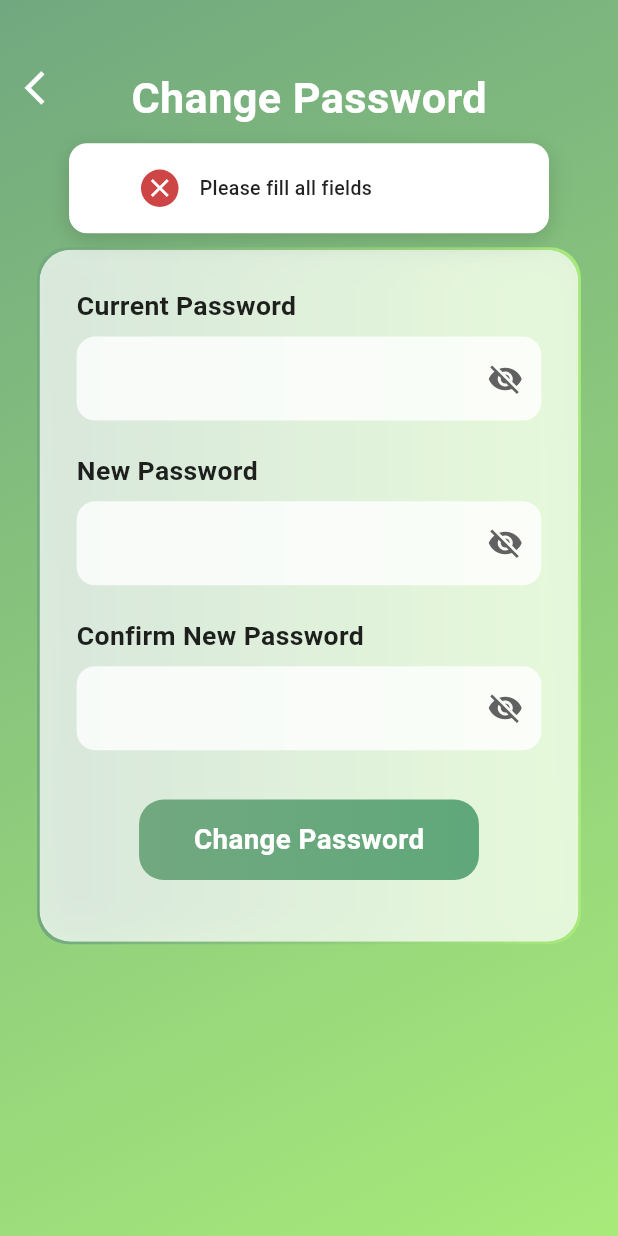
After one commit to noobetajoshua/soiltech-master, a Flutter app: the ChangePasswordScreen screen opened directly, after a tap on "Change Password", on a phone screen of 412 x 824 dp. The commit adds this screen. Run offline on Flutter 3.47's test engine with Material 3 defaults, Android fonts, the phone set to English and light mode, and no system bars; our stand-ins replace image_picker, supabase_flutter; accounts and stored records are empty.

Commit message:
added change password screen, can fetch profile, can update, but still have profile duplication username and email

```diff
--- /dev/null
+++ b/soiltech_frontend/lib/change_password_screen.dart
@@ -0,0 +1,271 @@
+import 'dart:ui';
+import 'package:flutter/material.dart';
+import 'package:soiltech/controllers/change_password_controller.dart';
+
+class ChangePasswordScreen extends StatefulWidget {
+  const ChangePasswordScreen({super.key});
+
+  @override
+  State<ChangePasswordScreen> createState() => _ChangePasswordScreenState();
+}
+
+class _ChangePasswordScreenState extends State<ChangePasswordScreen> {
+  static const darkGreen = Color.fromARGB(255, 114, 168, 127);
+  static const greenColor = Color(0xFFA8EA7A);
+
+  final TextEditingController _currentPass = TextEditingController();
+  final TextEditingController _newPass = TextEditingController();
+  final TextEditingController _confirmPass = TextEditingController();
+
+  bool _obscureCurrent = true;
+  bool _obscureNew = true;
+  bool _obscureConfirm = true;
+  bool _isLoading = false;
+
+  @override
+  void dispose() {
+    _currentPass.dispose();
+    _newPass.dispose();
+    _confirmPass.dispose();
+    super.dispose();
+  }
+
+  Future<void> _handleChangePassword() async {
+    setState(() => _isLoading = true);
+
+    final result = await ChangePasswordController.changePassword(
+      context: context,
+      currentPassword: _currentPass.text,
+      newPassword: _newPass.text,
+      confirmPassword: _confirmPass.text,
+      snackbarAlignment: const Alignment(0, -0.75),
+      snackbarFontSize: 13,
+      snackbarWidth: 320,
+      snackbarHeight: 60,
+      snackbarPadding: const EdgeInsets.only(left: 48, top: 12, bottom: 12),
+    );
+
+    if (!mounted) return;
+
+    setState(() => _isLoading = false);
+
+    if (result['success'] == true) {
+      _currentPass.clear();
+      _newPass.clear();
+      _confirmPass.clear();
+
+      await Future.delayed(const Duration(milliseconds: 800));
+      if (mounted) Navigator.pop(context);
+    }
+  }
+
+  @override
+  Widget build(BuildContext context) {
+    final w = MediaQuery.of(context).size.width;
+    final h = MediaQuery.of(context).size.height;
+
+    return Scaffold(
+      resizeToAvoidBottomInset: true,
+      body: Stack(
+        children: [
+          // ── Gradient background ──────────────────────────────
+          Container(
+            height: h,
+            decoration: const BoxDecoration(
+              gradient: LinearGradient(
+                colors: [darkGreen, greenColor],
+                begin: Alignment.topLeft,
+                end: Alignment.bottomRight,
+              ),
+            ),
+          ),
+
+          // ── Scroll area ──────────────────────────────────────
+          SingleChildScrollView(
+            child: Column(
+              children: [
+                SizedBox(height: h * 0.20),
+
+                // ── Glass card ──────────────────────────────────
+                Container(
+                  margin: EdgeInsets.symmetric(horizontal: w * 0.06),
+                  padding: EdgeInsets.all(w * 0.004),
+                  decoration: BoxDecoration(
+                    gradient: const LinearGradient(
+                      colors: [darkGreen, greenColor],
+                    ),
+                    borderRadius: BorderRadius.circular(w * 0.05),
+                  ),
+                  child: ClipRRect(
+                    borderRadius: BorderRadius.circular(w * 0.05),
+                    child: BackdropFilter(
+                      filter: ImageFilter.blur(sigmaX: 14, sigmaY: 14),
+                      child: Container(
+                        padding: EdgeInsets.all(w * 0.06),
+                        decoration: BoxDecoration(
+                          color: Colors.white.withOpacity(0.72),
+                          borderRadius: BorderRadius.circular(w * 0.05),
+                        ),
+                        child: Column(
+                          children: [
+                            _passwordField(
+                              controller: _currentPass,
+                              label: 'Current Password',
+                              obscure: _obscureCurrent,
+                              toggle: () => setState(
+                                () => _obscureCurrent = !_obscureCurrent,
+                              ),
+                              w: w,
+                            ),
+                            SizedBox(height: h * 0.025),
+
+                            _passwordField(
+                              controller: _newPass,
+                              label: 'New Password',
+                              obscure: _obscureNew,
+                              toggle: () =>
+                                  setState(() => _obscureNew = !_obscureNew),
+                              w: w,
+                            ),
+                            SizedBox(height: h * 0.025),
+
+                            _passwordField(
+                              controller: _confirmPass,
+                              label: 'Confirm New Password',
+                              obscure: _obscureConfirm,
+                              toggle: () => setState(
+                                () => _obscureConfirm = !_obscureConfirm,
+                              ),
+                              w: w,
+                            ),
+                            SizedBox(height: h * 0.04),
+
+                            // ── Change Password button ──────────
+                            GestureDetector(
+                              onTap: _isLoading ? null : _handleChangePassword,
+                              child: Container(
+                                height: h * 0.065,
+                                width: w * 0.55,
+                                decoration: BoxDecoration(
+                                  gradient: LinearGradient(
+                                    colors: _isLoading
+                                        ? [
+                                            darkGreen.withOpacity(0.5),
+                                            greenColor.withOpacity(0.5),
+                                          ]
+                                        : [darkGreen, const Color(0xFF5FA87A)],
+                                  ),
+                                  borderRadius: BorderRadius.circular(w * 0.04),
+                                ),
+                                child: Center(
+                                  child: _isLoading
+                                      ? const SizedBox(
+                                          width: 22,
+                                          height: 22,
+                                          child: CircularProgressIndicator(
+                                            color: Colors.white,
+                                            strokeWidth: 2.5,
+                                          ),
+                                        )
+                                      : Text(
+                                          'Change Password',
+                                          style: TextStyle(
+                                            fontSize: w * 0.045,
+                                            color: Colors.white,
+                                            fontWeight: FontWeight.bold,
+                                          ),
+                                        ),
+                                ),
+                              ),
+                            ),
+
+                            SizedBox(height: h * 0.02),
+                          ],
+                        ),
+                      ),
+                    ),
+                  ),
+                ),
+
+                SizedBox(height: h * 0.1),
+              ],
+            ),
+          ),
+
+          // ── Title ────────────────────────────────────────────
+          Positioned(
+            top: h * 0.055,
+            left: 0,
+            right: 0,
+            child: Center(
+              child: Text(
+                'Change Password',
+                style: TextStyle(
+                  fontSize: w * 0.07,
+                  fontWeight: FontWeight.bold,
+                  color: Colors.white,
+                ),
+              ),
+            ),
+          ),
+
+          // ── Back button ──────────────────────────────────────
+          Positioned(
+            top: h * 0.055,
+            left: w * 0.04,
+            child: GestureDetector(
+              onTap: () => Navigator.pop(context),
+              child: Icon(
+                Icons.arrow_back_ios,
+                color: Colors.white,
+                size: w * 0.065,
+              ),
+            ),
+          ),
+        ],
+      ),
+    );
+  }
+
+  Widget _passwordField({
+    required TextEditingController controller,
+    required String label,
+    required bool obscure,
+    required VoidCallback toggle,
+    required double w,
+  }) {
+    return Column(
+      crossAxisAlignment: CrossAxisAlignment.start,
+      children: [
+        Text(
+          label,
+          style: TextStyle(
+            fontSize: w * 0.043,
+            fontWeight: FontWeight.w600,
+            color: Colors.black87,
+          ),
+        ),
+        SizedBox(height: w * 0.02),
+        TextField(
+          controller: controller,
+          obscureText: obscure,
+          decoration: InputDecoration(
+            filled: true,
+            fillColor: Colors.white.withOpacity(0.8),
+            border: OutlineInputBorder(
+              borderRadius: BorderRadius.circular(w * 0.03),
+              borderSide: BorderSide.none,
+            ),
+            suffixIcon: IconButton(
+              icon: Icon(
+                obscure ? Icons.visibility_off : Icons.visibility,
+                color: Colors.grey[700],
+              ),
+              onPressed: toggle,
+            ),
+          ),
+        ),
+      ],
+    );
+  }
+}
--- /dev/null
+++ b/soiltech_frontend/lib/controllers/change_password_controller.dart
@@ -0,0 +1,92 @@
+import 'package:flutter/material.dart';
+import 'package:soiltech/services/auth/auth.dart';
+import 'package:soiltech/snackbar/snackmessage.dart';
+
+class ChangePasswordController {
+  static final AuthService _authService = AuthService();
+
+  static Future<Map<String, dynamic>> changePassword({
+    required BuildContext context,
+    required String currentPassword,
+    required String newPassword,
+    required String confirmPassword,
+    // Snackbar customization
+    double snackbarWidth = 280,
+    double snackbarHeight = 60,
+    double snackbarFontSize = 13,
+    EdgeInsets snackbarPadding = const EdgeInsets.only(
+      left: 48,
+      top: 12,
+      bottom: 12,
+    ),
+    Alignment snackbarAlignment = const Alignment(0, -0.45),
+  }) async {
+    try {
+      // Validate empty fields
+      if (currentPassword.isEmpty ||
+          newPassword.isEmpty ||
+          confirmPassword.isEmpty) {
+        showTopMessage(
+          context,
+          'Please fill all fields',
+          success: false,
+          width: snackbarWidth,
+          height: snackbarHeight,
+          fontSize: snackbarFontSize,
+          padding: snackbarPadding,
+          alignment: snackbarAlignment,
+        );
+        return {'success': false, 'message': 'Please fill all fields'};
+      }
+
+      // Validate password match
+      if (newPassword != confirmPassword) {
+        showTopMessage(
+          context,
+          'New passwords do not match',
+          success: false,
+          width: snackbarWidth,
+          height: snackbarHeight,
+          fontSize: snackbarFontSize,
+          padding: snackbarPadding,
+          alignment: snackbarAlignment,
+        );
+        return {'success': false, 'message': 'New passwords do not match'};
+      }
+
+      // Call service
+      final result = await _authService.changePassword(
+        currentPassword: currentPassword,
+        newPassword: newPassword,
+        confirmPassword: confirmPassword,
+      );
+
+      if (!context.mounted) return result;
+
+      showTopMessage(
+        context,
+        result['message'],
+        success: result['success'],
+        width: snackbarWidth,
+        height: snackbarHeight,
+        fontSize: snackbarFontSize,
+        padding: snackbarPadding,
+        alignment: snackbarAlignment,
+      );
+
+      return result;
+    } catch (e) {
+      showTopMessage(
+        context,
+        'Error: ${e.toString()}',
+        success: false,
+        width: snackbarWidth,
+        height: snackbarHeight,
+        fontSize: snackbarFontSize,
+        padding: snackbarPadding,
+        alignment: snackbarAlignment,
+      );
+      return {'success': false, 'message': 'Error: ${e.toString()}'};
+    }
+  }
+}
--- a/soiltech_frontend/lib/profile.dart
+++ b/soiltech_frontend/lib/profile.dart
@@ -4,7 +4,7 @@ import 'package:supabase_flutter/supabase_flutter.dart';
 import 'package:soiltech/controllers/profile_photo_controller.dart';
 import 'package:soiltech/controllers/profile_info_controller.dart';
 import 'package:soiltech/login.dart';
-
+import 'package:soiltech/change_password_screen.dart';
 class ProfileScreen extends StatefulWidget {
   const ProfileScreen({super.key});
 
@@ -361,9 +361,12 @@ class _ProfileScreenState extends State<ProfileScreen> {
 
                               // ── Change Password row ──
                               GestureDetector(
-                                onTap: () {
-                                  // TODO: Navigator.push to ChangePasswordScreen
-                                },
+                               onTap: () {
+  Navigator.push(
+    context,
+    MaterialPageRoute(builder: (_) => const ChangePasswordScreen()),
+  );
+},
                                 child: Row(
                                   children: [
                                     Icon(
--- a/soiltech_frontend/lib/services/auth/auth.dart
+++ b/soiltech_frontend/lib/services/auth/auth.dart
@@ -126,6 +126,51 @@ class AuthService {
     }
   }
 
+
+// ══════════════════════════════════════════════════════════════
+// CHANGE PASSWORD
+// ══════════════════════════════════════════════════════════════
+
+Future<Map<String, dynamic>> changePassword({
+  required String currentPassword,
+  required String newPassword,
+  required String confirmPassword,
+}) async {
+  try {
+    if (newPassword != confirmPassword) {
+      return {'success': false, 'message': 'New passwords do not match'};
+    }
+
+    if (currentPassword == newPassword) {
+      return {'success': false, 'message': 'Please enter a new password'};
+    }
+
+    final user = _client.auth.currentUser;
+    if (user == null) {
+      return {'success': false, 'message': 'User not found'};
+    }
+
+    try {
+      await _client.auth.signInWithPassword(
+        email: user.email!,
+        password: currentPassword,
+      );
+    } catch (e) {
+      return {'success': false, 'message': 'Invalid current password'};
+    }
+
+    await _client.auth.updateUser(
+      UserAttributes(password: newPassword),
+    );
+
+    return {'success': true, 'message': 'Password changed successfully'};
+  } catch (e) {
+    return {'success': false, 'message': 'Error: ${e.toString()}'};
+  }
+}
+
+
+
   // ══════════════════════════════════════════════════════════════
   // HELPERS
   // ══════════════════════════════════════════════════════════════
```
